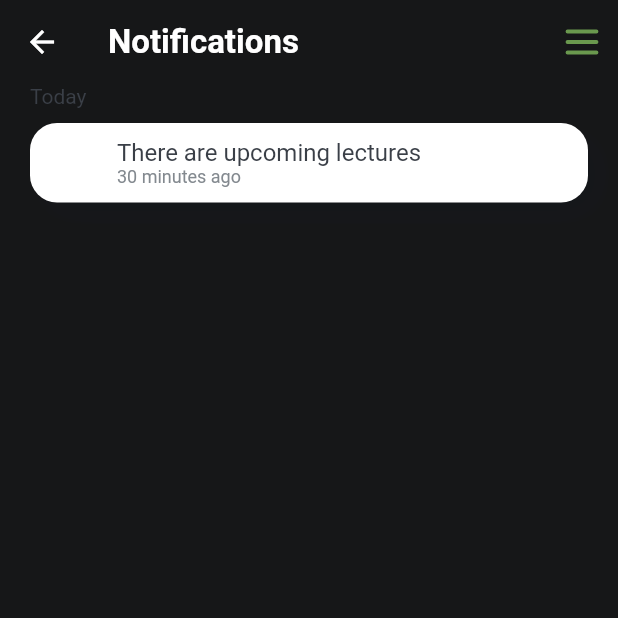
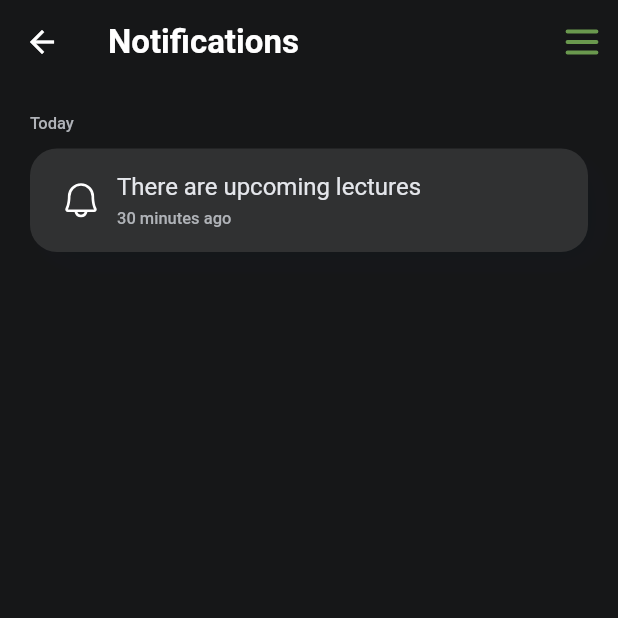
Before and after one commit to MAGHPMallawaarachchi/scholarsync-mobile-app, a Flutter app: the NotificationsPage screen opened directly, on a phone screen of 412 x 824 dp, the top half of it. Run offline on Flutter 3.47's test engine with Material 2 defaults, Android fonts, the phone set to English and light mode, and no system bars; our stand-ins replace calendar_view, expandable_text, flutter_svg, phosphor_flutter; network calls fail; Roboto replaces fonts that are missing (inter).

Commit message:
chore: finalize dark theme

```diff
--- a/lib/views/pages/my_profile/my_profile_page.dart
+++ b/lib/views/pages/my_profile/my_profile_page.dart
@@ -1,10 +1,8 @@
 import 'package:flutter/material.dart';
 import 'package:scholarsync/views/pages/my_profile/my_projects_page.dart';
 import 'package:scholarsync/views/pages/my_profile/widgets/project_box.dart';
-import 'package:scholarsync/constants/icon_constants.dart';
 import 'package:scholarsync/views/widgets/app_bar.dart';
 import 'package:scholarsync/views/pages/my_profile/widgets/profile_info.dart';
-import 'package:scholarsync/themes/palette.dart';
 
 import '../../../themes/app_theme.dart';
 
--- a/lib/views/pages/my_profile/my_projects_page.dart
+++ b/lib/views/pages/my_profile/my_projects_page.dart
@@ -96,7 +96,7 @@
   Widget _buildAddProjectBox() {
     return Container(
       decoration: BoxDecoration(
-        color: PaletteLightMode.backgroundColor,
+        color: Theme.of(context).dialogBackgroundColor,
         borderRadius: BorderRadius.circular(8),
         boxShadow: const [
           BoxShadow(
--- a/lib/views/pages/notifications/notifications_page.dart
+++ b/lib/views/pages/notifications/notifications_page.dart
@@ -25,19 +25,15 @@
       ),
       //body
       body: Padding(
-        padding: const EdgeInsets.only(bottom: 20, left: 20, right: 20),
+        padding: const EdgeInsets.symmetric(horizontal: 20, vertical: 20),
         child: SingleChildScrollView(
             physics: const BouncingScrollPhysics(),
             child: Column(
               crossAxisAlignment: CrossAxisAlignment.start,
               children: [
-                const Text(
+                Text(
                   'Today',
-                  style: TextStyle(
-                    fontSize: 14,
-                    fontFamily: "inter",
-                    color: PaletteLightMode.textColor,
-                  ),
+                  style: Theme.of(context).textTheme.bodySmall,
                 ),
                 const SizedBox(height: 10),
                 // Notification 01
--- a/lib/views/pages/notifications/widgets/notification_widget.dart
+++ b/lib/views/pages/notifications/widgets/notification_widget.dart
@@ -21,10 +21,10 @@
   @override
   Widget build(BuildContext context) {
     return Container(
-      decoration: const BoxDecoration(
-        borderRadius: BorderRadius.all(Radius.circular(18)),
-        color: CommonColors.whiteColor,
-        boxShadow: [
+      decoration: BoxDecoration(
+        borderRadius: const BorderRadius.all(Radius.circular(18)),
+        color: Theme.of(context).dialogBackgroundColor,
+        boxShadow: const [
           BoxShadow(
             color: CommonColors.shadowColor,
             offset: Offset(8, 8),
@@ -33,7 +33,7 @@
           ),
         ],
       ),
-      padding: const EdgeInsets.symmetric(vertical: 10, horizontal: 20),
+      padding: const EdgeInsets.symmetric(vertical: 16, horizontal: 20),
       child: Row(
         mainAxisAlignment: MainAxisAlignment.spaceBetween,
         children: [
@@ -49,20 +49,13 @@
                 children: [
                   Text(
                     widget.text,
-                    style: const TextStyle(
-                      fontSize: 16,
-                      fontWeight: FontWeight.w400,
-                      color: PaletteLightMode.textColor,
-                    ),
+                    style: Theme.of(context).textTheme.bodyMedium,
                     textAlign: TextAlign.left,
                   ),
+                  const SizedBox(height: 5),
                   Text(
                     widget.subtitle,
-                    style: const TextStyle(
-                      fontSize: 12,
-                      fontWeight: FontWeight.w400,
-                      color: PaletteLightMode.secondaryTextColor,
-                    ),
+                    style: Theme.of(context).textTheme.bodySmall,
                     textAlign: TextAlign.left,
                   )
                 ],
--- a/lib/views/widgets/custom_elevated_button.dart
+++ b/lib/views/widgets/custom_elevated_button.dart
@@ -34,7 +34,7 @@
         ),
         child: Text(
           label,
-          style: TextStyle(fontSize: textSize),
+          style: TextStyle(fontSize: textSize, color: CommonColors.whiteColor),
         ),
       ),
     );
--- a/lib/views/widgets/reusable_form_dialog.dart
+++ b/lib/views/widgets/reusable_form_dialog.dart
@@ -38,11 +38,7 @@
         children: [
           Text(
             widget.title,
-            style: const TextStyle(
-              fontWeight: FontWeight.w700,
-              fontSize: 17,
-              color: PaletteLightMode.textColor,
-            ),
+            style: Theme.of(context).textTheme.displayLarge,
           ),
           Expanded(
             child: Align(
--- a/lib/views/widgets/text_form_field.dart
+++ b/lib/views/widgets/text_form_field.dart
@@ -46,11 +46,7 @@
       children: [
         Text(
           widget.labelText,
-          style: const TextStyle(
-            color: PaletteLightMode.textColor,
-            fontWeight: FontWeight.w500,
-            fontSize: 14.0,
-          ),
+          style: Theme.of(context).textTheme.displayMedium,
         ),
         const SizedBox(
           height: 4,
```
Also changed, not shown: lib/themes/app_theme.dart (+14 -0 lines), lib/views/pages/my_profile/widgets/project_box.dart (+8 -12 lines).
